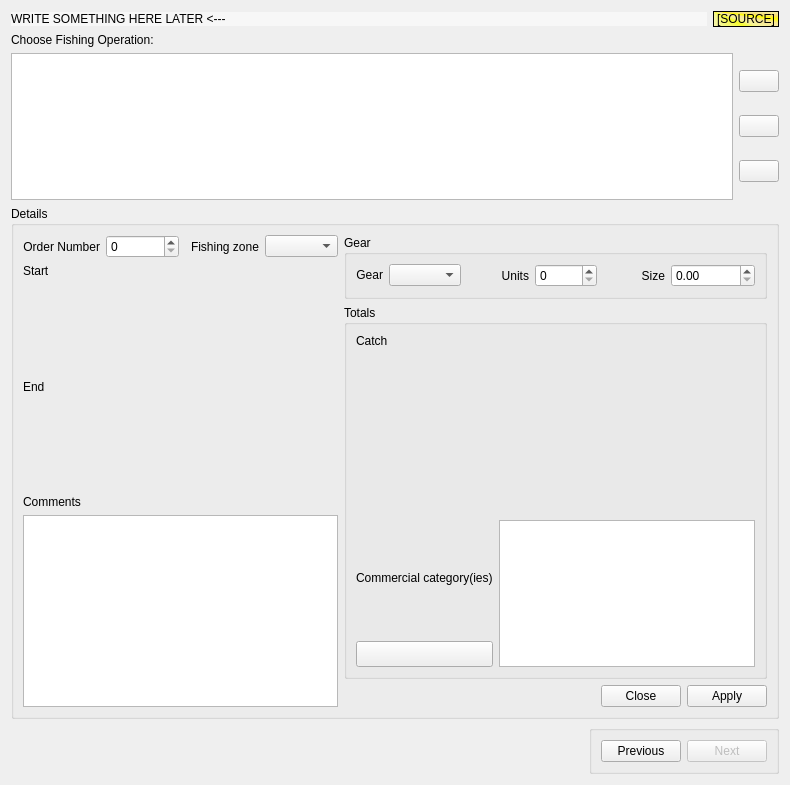
Qt form app_solution/app_new/frmoperation.ui (doublebyte1/faocas_qc_w) before a commit.
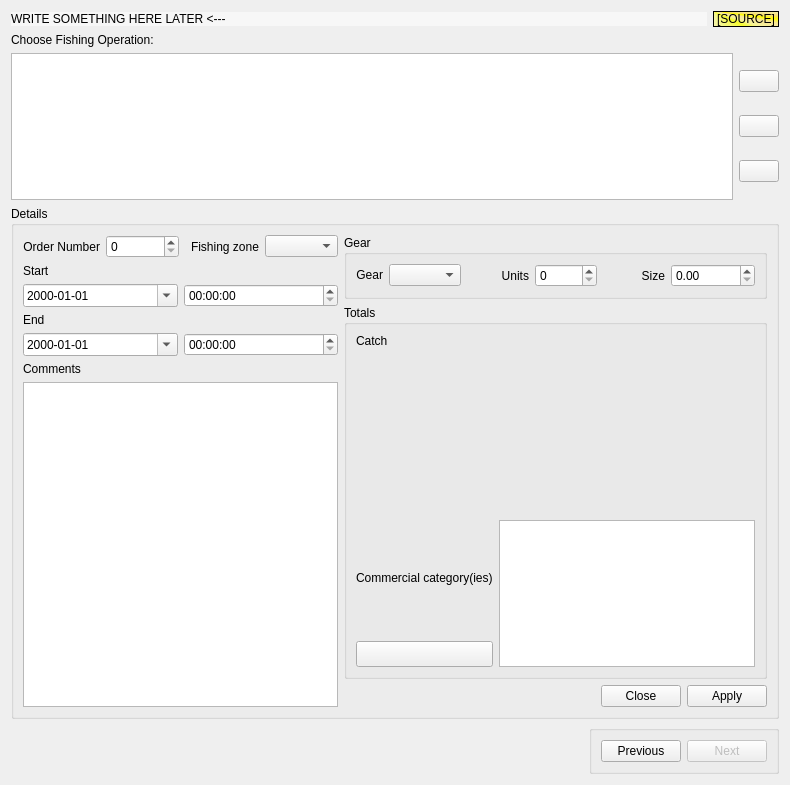
The same form after that commit. Icons and pictures are not drawn. Custom widgets are drawn as their Qt base class.

What changed in the file:
```diff
--- a/app_solution/app_new/frmoperation.ui
+++ b/app_solution/app_new/frmoperation.ui
@@ -198,11 +198,11 @@
      <property name="title">
       <string>Details</string>
      </property>
-     <layout class="QHBoxLayout" name="horizontalLayout_6">
-      <item>
+     <layout class="QGridLayout" name="gridLayout">
+      <item row="0" column="0">
        <layout class="QVBoxLayout" name="verticalLayout_4">
         <item>
-         <layout class="QHBoxLayout" name="horizontalLayout_5">
+         <layout class="QHBoxLayout" name="horizontalLayout_7">
           <item>
            <widget class="QLabel" name="label_3">
             <property name="text">
@@ -253,12 +253,50 @@
            <string>Start</string>
           </property>
           <property name="buddy">
-           <cstring>customDtStart</cstring>
+           <cstring>dtStart</cstring>
           </property>
          </widget>
         </item>
         <item>
-         <widget class="CustomTimeCtrl" name="customDtStart"/>
+         <layout class="QHBoxLayout" name="horizontalLayout_5">
+          <item>
+           <widget class="QDateEdit" name="dtStart">
+            <property name="maximumDate">
+             <date>
+              <year>2070</year>
+              <month>1</month>
+              <day>1</day>
+             </date>
+            </property>
+            <property name="minimumDate">
+             <date>
+              <year>1969</year>
+              <month>12</month>
+              <day>29</day>
+             </date>
+            </property>
+            <property name="displayFormat">
+             <string>yyyy-MM-dd</string>
+            </property>
+            <property name="calendarPopup">
+             <bool>true</bool>
+            </property>
+            <property name="timeSpec">
+             <enum>Qt::UTC</enum>
+            </property>
+           </widget>
+          </item>
+          <item>
+           <widget class="QTimeEdit" name="timeStart">
+            <property name="displayFormat">
+             <string>HH:mm:ss</string>
+            </property>
+            <property name="timeSpec">
+             <enum>Qt::UTC</enum>
+            </property>
+           </widget>
+          </item>
+         </layout>
         </item>
         <item>
          <widget class="QLabel" name="label_2">
@@ -272,12 +310,36 @@
            <string>End</string>
           </property>
           <property name="buddy">
-           <cstring>customDtEnd</cstring>
+           <cstring>dtEnd</cstring>
           </property>
          </widget>
         </item>
         <item>
-         <widget class="CustomTimeCtrl" name="customDtEnd"/>
+         <layout class="QHBoxLayout" name="horizontalLayout_6">
+          <item>
+           <widget class="QDateEdit" name="dtEnd">
+            <property name="displayFormat">
+             <string>yyyy-MM-dd</string>
+            </property>
+            <property name="calendarPopup">
+             <bool>true</bool>
+            </property>
+            <property name="timeSpec">
+             <enum>Qt::UTC</enum>
+            </property>
+           </widget>
+          </item>
+          <item>
+           <widget class="QTimeEdit" name="timeEnd">
+            <property name="displayFormat">
+             <string>HH:mm:ss</string>
+            </property>
+            <property name="timeSpec">
+             <enum>Qt::UTC</enum>
+            </property>
+           </widget>
+          </item>
+         </layout>
         </item>
         <item>
          <widget class="QLabel" name="label_8">
@@ -310,7 +372,7 @@
         </item>
        </layout>
       </item>
-      <item>
+      <item row="0" column="1">
        <layout class="QVBoxLayout" name="verticalLayout_6">
         <item>
          <widget class="QGroupBox" name="groupGear">
@@ -587,11 +649,6 @@
    <extends>QWidget</extends>
    <header>catchinputctrl.h</header>
   </customwidget>
-  <customwidget>
-   <class>CustomTimeCtrl</class>
-   <extends>QWidget</extends>
-   <header>customtimectrl.h</header>
-  </customwidget>
  </customwidgets>
  <tabstops>
   <tabstop>tableView</tabstop>
```
Left out of the diff: 2 changed lines with no effect on the pictures.
